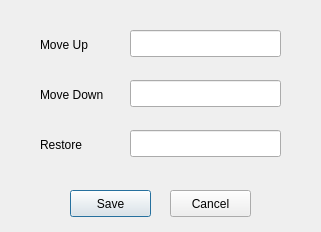
This is set_hotkey_dialog.ui in yyquick/host-switcher as Qt 5 draws it before an edit. The edited form follows.
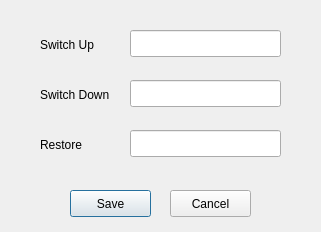
This is the edited form. Icons and pictures are not drawn. Custom widgets are drawn as their Qt base class.

```diff
--- a/set_hotkey_dialog.ui
+++ b/set_hotkey_dialog.ui
@@ -55,7 +55,7 @@
     </rect>
    </property>
    <property name="text">
-    <string>Move Up</string>
+    <string>Switch Up</string>
    </property>
   </widget>
   <widget class="HotkeyEdit" name="moveDownHotkeyEdit">
@@ -81,7 +81,7 @@
     </rect>
    </property>
    <property name="text">
-    <string>Move Down</string>
+    <string>Switch Down</string>
    </property>
   </widget>
   <widget class="HotkeyEdit" name="restoreHotKeyEdit">
```
